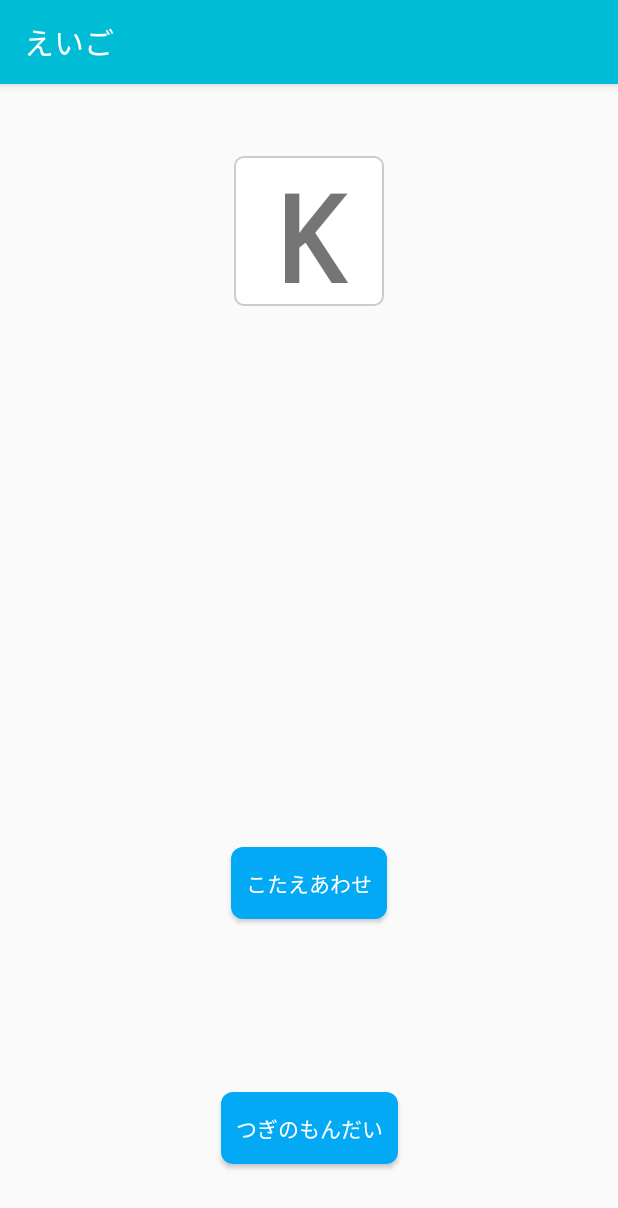
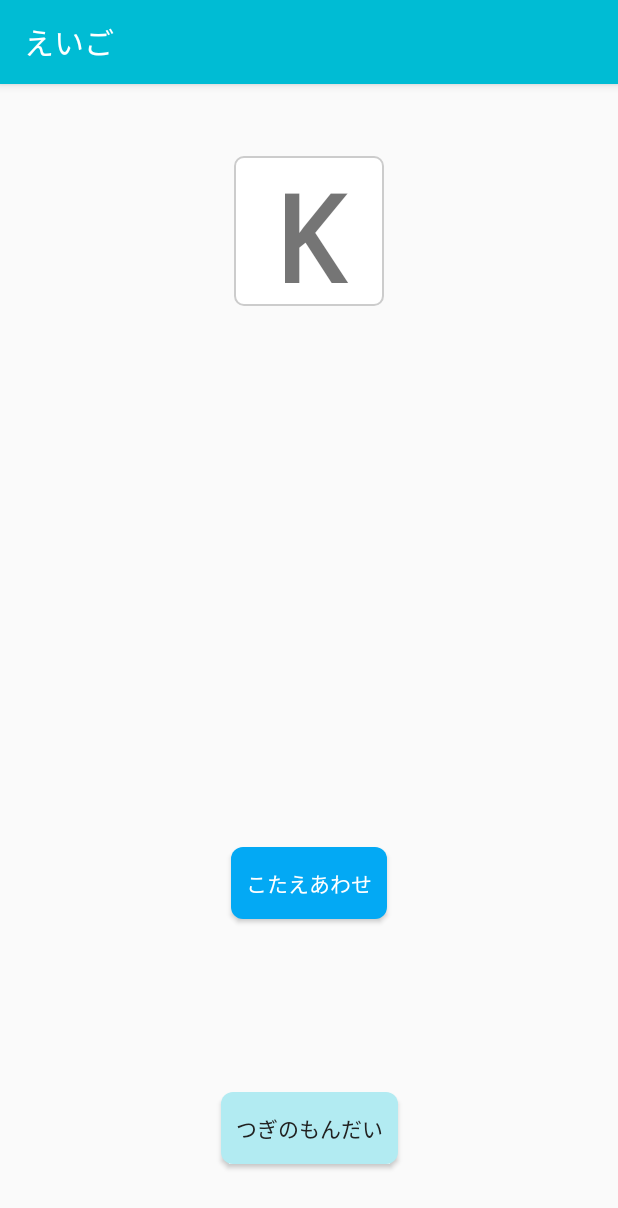
Before and after one commit to genkikanaya/YourStudy, an Android app: the EnglishActivity screen opened directly, with no data from a screen before it, on a phone screen of 412 x 824 dp. Shown: the top 1208 px of the screen. Run offline under Robolectric (Android 15) with nearby library versions, the phone set to English and light mode, and no system bars.

Commit message:
ボタンの色の変更

```diff
--- /dev/null
+++ b/app/src/main/res/drawable/button_next_background.xml
@@ -0,0 +1,5 @@
+<?xml version="1.0" encoding="utf-8"?>
+<shape xmlns:android="http://schemas.android.com/apk/res/android" android:shape="rectangle">
+    <solid android:color="@color/colorLightPrimary"></solid>
+    <corners android:radius="8dp"></corners>
+</shape>
--- a/app/src/main/res/layout/activity_english.xml
+++ b/app/src/main/res/layout/activity_english.xml
@@ -35,7 +35,7 @@
             android:text="@string/answer_text"
             android:layout_width="wrap_content"
             android:layout_height="wrap_content"
-            android:background="@drawable/button_background"
+            android:background="@drawable/button_answer_background"
             android:textColor="@color/white"
             android:padding="@dimen/button_padding"
             app:layout_constraintStart_toStartOf="parent" app:layout_constraintEnd_toEndOf="parent"
@@ -47,8 +47,8 @@
             android:text="@string/retry_text"
             android:layout_width="wrap_content"
             android:layout_height="wrap_content"
-            android:background="@drawable/button_background"
-            android:textColor="@color/white"
+            android:background="@drawable/button_next_background"
+            android:textColor="@color/colerPrimaryText"
             android:padding="@dimen/button_padding"
             android:id="@+id/nextButton" app:layout_constraintEnd_toEndOf="parent"
             app:layout_constraintStart_toStartOf="parent" android:layout_marginBottom="48dp"
--- a/app/src/main/res/layout/activity_greek_character.xml
+++ b/app/src/main/res/layout/activity_greek_character.xml
@@ -35,7 +35,7 @@
             android:text="@string/answer_text"
             android:layout_width="wrap_content"
             android:layout_height="wrap_content"
-            android:background="@drawable/button_background"
+            android:background="@drawable/button_answer_background"
             android:textColor="@color/white"
             android:padding="@dimen/button_padding"
             app:layout_constraintStart_toStartOf="parent" app:layout_constraintEnd_toEndOf="parent"
@@ -47,8 +47,8 @@
             android:text="@string/retry_text"
             android:layout_width="wrap_content"
             android:layout_height="wrap_content"
-            android:background="@drawable/button_background"
-            android:textColor="@color/white"
+            android:background="@drawable/button_next_background"
+            android:textColor="@color/colerPrimaryText"
             android:padding="@dimen/button_padding"
             android:id="@+id/nextButton" app:layout_constraintEnd_toEndOf="parent"
             app:layout_constraintStart_toStartOf="parent" android:layout_marginBottom="48dp"
--- a/app/src/main/res/layout/activity_math.xml
+++ b/app/src/main/res/layout/activity_math.xml
@@ -53,7 +53,7 @@
             android:text="@string/answer_text"
             android:layout_width="wrap_content"
             android:layout_height="wrap_content"
-            android:background="@drawable/button_background"
+            android:background="@drawable/button_answer_background"
             android:textColor="@color/white"
             android:padding="@dimen/button_padding"
             app:layout_constraintStart_toStartOf="parent" app:layout_constraintEnd_toEndOf="parent"
@@ -65,8 +65,8 @@
             android:text="@string/retry_text"
             android:layout_width="wrap_content"
             android:layout_height="wrap_content"
-            android:background="@drawable/button_background"
-            android:textColor="@color/white"
+            android:background="@drawable/button_next_background"
+            android:textColor="@color/colerPrimaryText"
             android:padding="@dimen/button_padding"
             android:id="@+id/nextButton" app:layout_constraintEnd_toEndOf="parent"
             app:layout_constraintStart_toStartOf="parent" android:layout_marginBottom="48dp"
--- a/app/src/main/res/values/colors.xml
+++ b/app/src/main/res/values/colors.xml
@@ -5,4 +5,6 @@
     <color name="colorPrimaryDark">#0097A7</color>
     <color name="colorAccent">#03A9F4</color>
     <color name="white">#FFFFFF</color>
+    <color name="colerPrimaryText">#212121</color>
+    <color name="colerSecondaryText">#757575</color>
 </resources>
```
Also changed, not shown: app/src/main/res/drawable/button_answer_background.xml (renamed from app/src/main/res/drawable/button_background.xml).
